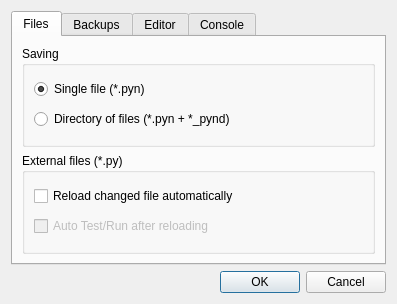
The window that data/ui/settings.ui (aresnick/pynguin) describes before a commit, drawn with Qt 5.
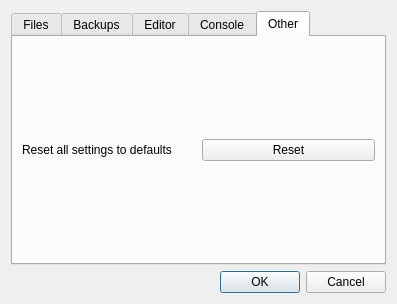
The same window after the commit. The open tabs and pages were chosen to show the change.

Commit message: add button to reset default settings

The edit to the form file:
```diff
--- a/data/ui/settings.ui
+++ b/data/ui/settings.ui
@@ -335,6 +335,31 @@
        </property>
       </widget>
      </widget>
+     <widget class="QWidget" name="tab_5">
+      <attribute name="title">
+       <string>Other</string>
+      </attribute>
+      <layout class="QVBoxLayout" name="verticalLayout_10">
+       <item>
+        <layout class="QHBoxLayout" name="horizontalLayout_5">
+         <item>
+          <widget class="QLabel" name="label_8">
+           <property name="text">
+            <string>Reset all settings to defaults</string>
+           </property>
+          </widget>
+         </item>
+         <item>
+          <widget class="QPushButton" name="defaultsettings">
+           <property name="text">
+            <string>Reset</string>
+           </property>
+          </widget>
+         </item>
+        </layout>
+       </item>
+      </layout>
+     </widget>
     </widget>
    </item>
    <item>
```
Left out of the diff: 17 changed lines with no effect on the pictures. The commit also changes 2 other files.
